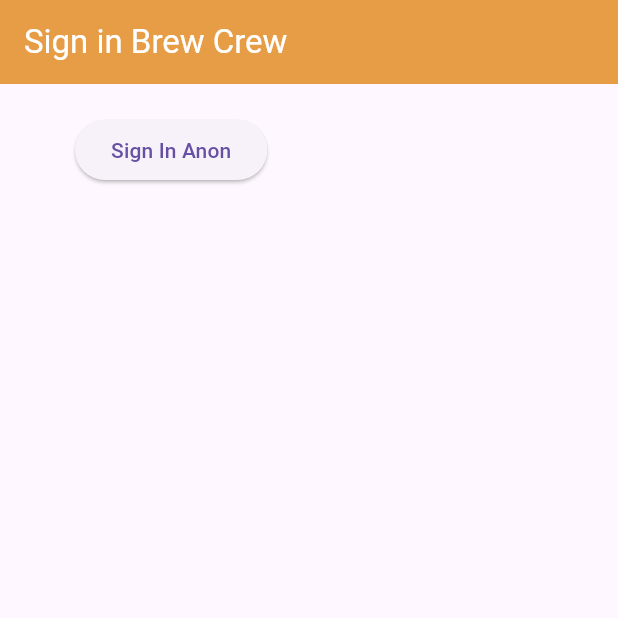
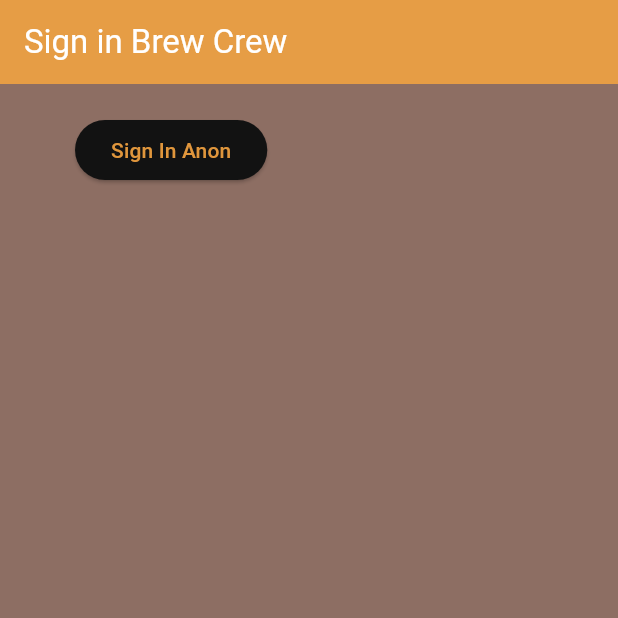
Before and after one commit to MohammadJavadJafari0/Brew-Crew-App-with-Flutter-Firebase-Provider-Order-Coffee-Application-for-Organizations, a Flutter app: the screen it shows after launch, after a tap on "Sign In Anon", on a phone screen of 412 x 824 dp, the top half of it. Run offline on Flutter 3.47's test engine with Material 3 defaults, Android fonts, the phone set to English and light mode, and no system bars; our stand-ins replace firebase_auth, firebase_core; accounts and stored records are empty; network calls fail.

```diff
--- a/lib/main.dart
+++ b/lib/main.dart
@@ -1,6 +1,9 @@
+import 'package:brew_crew/services/auth.dart';
 import 'package:firebase_core/firebase_core.dart';
 import 'package:flutter/material.dart';
 import 'package:brew_crew/screens/wrapper.dart';
+import 'package:provider/provider.dart';
+import 'models/my_user.dart';
 
 void main() async {
   WidgetsFlutterBinding.ensureInitialized();
@@ -9,13 +12,28 @@ void main() async {
 }
 
 class MyApp extends StatelessWidget {
-  const MyApp({super.key});
+  const MyApp({Key? key});
 
-  // This widget is the root of your application.
   @override
   Widget build(BuildContext context) {
-    return const MaterialApp(debugShowCheckedModeBanner: false,
-home: Wrapper(),
+    return StreamProvider<MyUser?>.value(
+      value: AuthService().user,
+      catchError: (context, error) {
+        // Handle the error in StreamProvider
+        print('Error occurred in StreamProvider: $error');
+        return null; // Return a default value or null if necessary
+      },
+      initialData: null,
+      child: MaterialApp(
+        debugShowCheckedModeBanner: false,
+        theme: ThemeData.dark().copyWith(
+          scaffoldBackgroundColor: Colors.brown[400], // Change background color in all screens
+          colorScheme: const ColorScheme.dark()
+              .copyWith(primary: const Color.fromARGB(255, 224, 150, 60)),
+          hintColor: Colors.tealAccent,
+        ),
+        home: const Wrapper(),
+      ),
     );
   }
 }
--- a/lib/screens/wrapper.dart
+++ b/lib/screens/wrapper.dart
@@ -1,12 +1,20 @@
+import 'package:brew_crew/models/my_user.dart';
 import 'package:brew_crew/screens/authenticate/authenticate.dart';
 import 'package:flutter/material.dart';
 import 'package:brew_crew/screens/home/home.dart';
+import 'package:provider/provider.dart';
 
 class Wrapper extends StatelessWidget {
   const Wrapper({super.key});
 
   @override
   Widget build(BuildContext context) {
-    return const Authenticate();
+    final user = Provider.of<MyUser?>(context);
+
+    if (user == null) {
+      return const Authenticate();
+    } else {
+      return Home();
+    }
   }
 }
--- a/lib/services/auth.dart
+++ b/lib/services/auth.dart
@@ -4,20 +4,26 @@ import 'package:firebase_auth/firebase_auth.dart';
 class AuthService {
   final FirebaseAuth _auth;
 
-AuthService([FirebaseAuth? auth]) : _auth = auth ?? FirebaseAuth.instance;
+  AuthService([FirebaseAuth? auth]) : _auth = auth ?? FirebaseAuth.instance;
 
-// create user obj based on User
-  MyUser? _userFromFirebaseUser(User user) {
+  // create user obj based on User
+  MyUser? _userFromFirebaseUser(User? user) {
     return user != null ? MyUser(uid: user.uid) : null;
   }
 
+  // auth change user stream
+  Stream<MyUser?> get user {
+    return _auth
+        .authStateChanges()
+        .map((User? user) => _userFromFirebaseUser(user));
+  }
 
   // sign in anonymously
   Future<MyUser?> signInAnon() async {
     try {
       UserCredential result = await _auth.signInAnonymously();
       User? user = result.user;
-      return _userFromFirebaseUser(user!);
+      return _userFromFirebaseUser(user);
     } catch (e) {
       print(e.toString());
       return null;
@@ -29,4 +35,12 @@ AuthService([FirebaseAuth? auth]) : _auth = auth ?? FirebaseAuth.instance;
   // register with email & password
 
   // sign out
+  Future signOut() async {
+    try {
+      return await _auth.signOut();
+    } catch (e) {
+      print(e.toString());
+      return null;
+    }
+  }
 }
```
Also changed, not shown: lib/screens/home/home.dart (+19 -2 lines).
